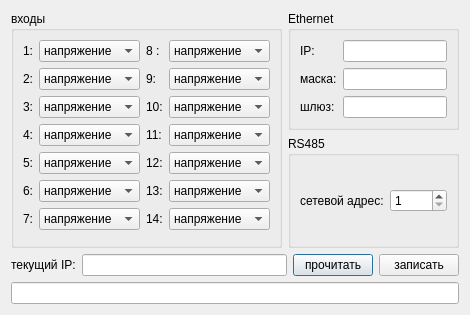
Before: the Qt Designer form Dialogs/dialogplcconfig.ui in atikbif/LDEditor, drawn with Qt 5.
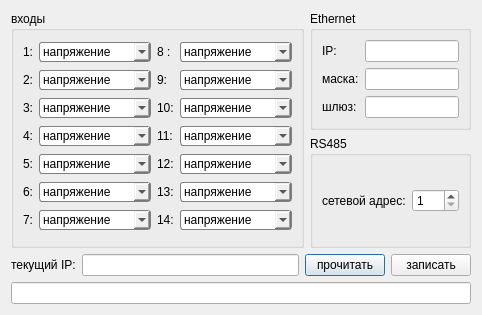
After: the same form once the commit is applied.

Patch:
```diff
--- a/Dialogs/dialogplcconfig.ui
+++ b/Dialogs/dialogplcconfig.ui
@@ -31,6 +31,14 @@
         </item>
         <item>
          <widget class="QComboBox" name="comboBoxInp1">
+          <property name="styleSheet">
+           <string notr="true">QComboBox {
+    border: 1px solid gray;
+    border-radius: 3px;
+    padding: 1px 18px 1px 3px;
+    min-width: 6em;
+}</string>
+          </property>
           <item>
            <property name="text">
             <string>напряжение</string>
@@ -56,6 +64,14 @@
         </item>
         <item>
          <widget class="QComboBox" name="comboBoxInp8">
+          <property name="styleSheet">
+           <string notr="true">QComboBox {
+    border: 1px solid gray;
+    border-radius: 3px;
+    padding: 1px 18px 1px 3px;
+    min-width: 6em;
+}</string>
+          </property>
           <item>
            <property name="text">
             <string>напряжение</string>
@@ -81,6 +97,14 @@
         </item>
         <item>
          <widget class="QComboBox" name="comboBoxInp2">
+          <property name="styleSheet">
+           <string notr="true">QComboBox {
+    border: 1px solid gray;
+    border-radius: 3px;
+    padding: 1px 18px 1px 3px;
+    min-width: 6em;
+}</string>
+          </property>
           <item>
            <property name="text">
             <string>напряжение</string>
@@ -106,6 +130,14 @@
         </item>
         <item>
          <widget class="QComboBox" name="comboBoxInp9">
+          <property name="styleSheet">
+           <string notr="true">QComboBox {
+    border: 1px solid gray;
+    border-radius: 3px;
+    padding: 1px 18px 1px 3px;
+    min-width: 6em;
+}</string>
+          </property>
           <item>
            <property name="text">
             <string>напряжение</string>
@@ -131,6 +163,14 @@
         </item>
         <item>
          <widget class="QComboBox" name="comboBoxInp3">
+          <property name="styleSheet">
+           <string notr="true">QComboBox {
+    border: 1px solid gray;
+    border-radius: 3px;
+    padding: 1px 18px 1px 3px;
+    min-width: 6em;
+}</string>
+          </property>
           <item>
            <property name="text">
             <string>напряжение</string>
@@ -156,6 +196,14 @@
         </item>
         <item>
          <widget class="QComboBox" name="comboBoxInp10">
+          <property name="styleSheet">
+           <string notr="true">QComboBox {
+    border: 1px solid gray;
+    border-radius: 3px;
+    padding: 1px 18px 1px 3px;
+    min-width: 6em;
+}</string>
+          </property>
           <item>
            <property name="text">
             <string>напряжение</string>
@@ -181,6 +229,14 @@
         </item>
         <item>
          <widget class="QComboBox" name="comboBoxInp4">
+          <property name="styleSheet">
+           <string notr="true">QComboBox {
+    border: 1px solid gray;
+    border-radius: 3px;
+    padding: 1px 18px 1px 3px;
+    min-width: 6em;
+}</string>
+          </property>
           <item>
            <property name="text">
             <string>напряжение</string>
@@ -206,6 +262,14 @@
         </item>
         <item>
          <widget class="QComboBox" name="comboBoxInp11">
+          <property name="styleSheet">
+           <string notr="true">QComboBox {
+    border: 1px solid gray;
+    border-radius: 3px;
+    padding: 1px 18px 1px 3px;
+    min-width: 6em;
+}</string>
+          </property>
           <item>
            <property name="text">
             <string>напряжение</string>
@@ -231,6 +295,14 @@
         </item>
         <item>
          <widget class="QComboBox" name="comboBoxInp5">
+          <property name="styleSheet">
+           <string notr="true">QComboBox {
+    border: 1px solid gray;
+    border-radius: 3px;
+    padding: 1px 18px 1px 3px;
+    min-width: 6em;
+}</string>
+          </property>
           <item>
            <property name="text">
             <string>напряжение</string>
@@ -256,6 +328,14 @@
         </item>
         <item>
          <widget class="QComboBox" name="comboBoxInp12">
+          <property name="styleSheet">
+           <string notr="true">QComboBox {
+    border: 1px solid gray;
+    border-radius: 3px;
+    padding: 1px 18px 1px 3px;
+    min-width: 6em;
+}</string>
+          </property>
           <item>
            <property name="text">
             <string>напряжение</string>
@@ -281,6 +361,14 @@
         </item>
         <item>
          <widget class="QComboBox" name="comboBoxInp6">
+          <property name="styleSheet">
+           <string notr="true">QComboBox {
+    border: 1px solid gray;
+    border-radius: 3px;
+    padding: 1px 18px 1px 3px;
+    min-width: 6em;
+}</string>
+          </property>
           <item>
            <property name="text">
             <string>напряжение</string>
@@ -306,6 +394,14 @@
         </item>
         <item>
          <widget class="QComboBox" name="comboBoxInp13">
+          <property name="styleSheet">
+           <string notr="true">QComboBox {
+    border: 1px solid gray;
+    border-radius: 3px;
+    padding: 1px 18px 1px 3px;
+    min-width: 6em;
+}</string>
+          </property>
           <item>
            <property name="text">
             <string>напряжение</string>
@@ -331,6 +427,14 @@
         </item>
         <item>
          <widget class="QComboBox" name="comboBoxInp7">
+          <property name="styleSheet">
+           <string notr="true">QComboBox {
+    border: 1px solid gray;
+    border-radius: 3px;
+    padding: 1px 18px 1px 3px;
+    min-width: 6em;
+}</string>
+          </property>
           <item>
            <property name="text">
             <string>напряжение</string>
@@ -356,6 +460,14 @@
         </item>
         <item>
          <widget class="QComboBox" name="comboBoxInp14">
+          <property name="styleSheet">
+           <string notr="true">QComboBox {
+    border: 1px solid gray;
+    border-radius: 3px;
+    padding: 1px 18px 1px 3px;
+    min-width: 6em;
+}</string>
+          </property>
           <item>
            <property name="text">
             <string>напряжение</string>
```
